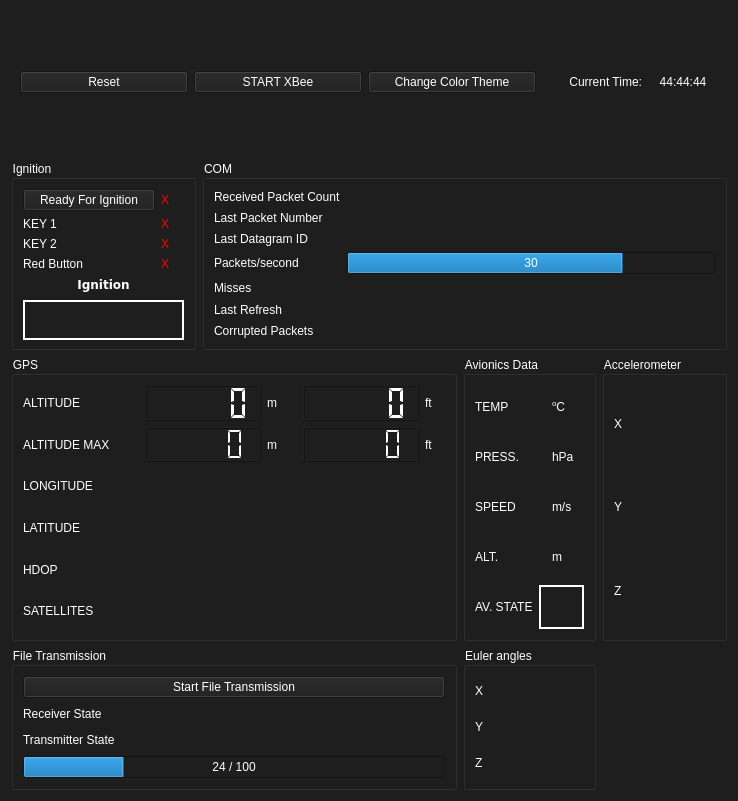
This is UI/ui_file/press_alt.ui in MorgesHAB/ERT2020GS as Qt 5 draws it before an edit. The edited form follows.
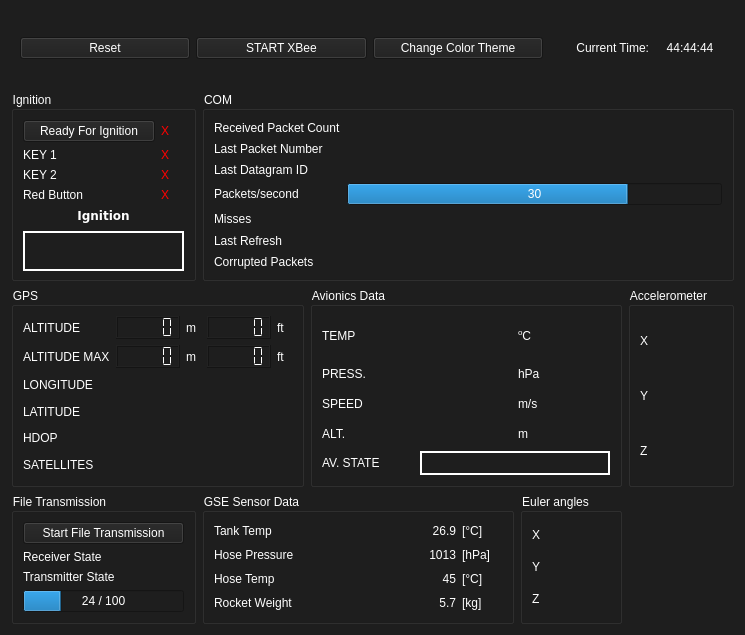
This is the edited form. Icons and pictures are not drawn.

Patch:
```diff
--- a/UI/ui_file/press_alt.ui
+++ b/UI/ui_file/press_alt.ui
@@ -6,14 +6,14 @@
    <rect>
     <x>0</x>
     <y>0</y>
-    <width>738</width>
-    <height>801</height>
+    <width>745</width>
+    <height>635</height>
    </rect>
   </property>
   <property name="minimumSize">
    <size>
-    <width>600</width>
-    <height>0</height>
+    <width>745</width>
+    <height>635</height>
    </size>
   </property>
   <property name="maximumSize">
@@ -32,154 +32,8 @@
    <string notr="true">background-color: rgb(30, 30, 30);
 color: rgb(255, 255, 255);</string>
   </property>
-  <layout class="QGridLayout" name="gridLayout">
-   <item row="0" column="0" colspan="5">
-    <widget class="QWidget" name="widget" native="true">
-     <layout class="QGridLayout" name="gridLayout_5">
-      <item row="0" column="4">
-       <widget class="QLabel" name="time_panel">
-        <property name="minimumSize">
-         <size>
-          <width>70</width>
-          <height>0</height>
-         </size>
-        </property>
-        <property name="maximumSize">
-         <size>
-          <width>60</width>
-          <height>16777215</height>
-         </size>
-        </property>
-        <property name="styleSheet">
-         <string notr="true"/>
-        </property>
-        <property name="text">
-         <string>44:44:44</string>
-        </property>
-        <property name="alignment">
-         <set>Qt::AlignCenter</set>
-        </property>
-       </widget>
-      </item>
-      <item row="0" column="1">
-       <widget class="QPushButton" name="xbee_button">
-        <property name="minimumSize">
-         <size>
-          <width>100</width>
-          <height>0</height>
-         </size>
-        </property>
-        <property name="text">
-         <string>START XBee</string>
-        </property>
-       </widget>
-      </item>
-      <item row="0" column="2">
-       <widget class="QPushButton" name="change_theme">
-        <property name="text">
-         <string>Change Color Theme</string>
-        </property>
-       </widget>
-      </item>
-      <item row="0" column="3">
-       <widget class="QLabel" name="current_time_label">
-        <property name="maximumSize">
-         <size>
-          <width>100</width>
-          <height>16777215</height>
-         </size>
-        </property>
-        <property name="text">
-         <string>Current Time:</string>
-        </property>
-        <property name="alignment">
-         <set>Qt::AlignRight|Qt::AlignTrailing|Qt::AlignVCenter</set>
-        </property>
-       </widget>
-      </item>
-      <item row="0" column="0">
-       <widget class="QPushButton" name="reset_button">
-        <property name="toolTip">
-         <string>Resets saved data</string>
-        </property>
-        <property name="text">
-         <string>Reset</string>
-        </property>
-       </widget>
-      </item>
-     </layout>
-    </widget>
-   </item>
-   <item row="5" column="3">
-    <widget class="QGroupBox" name="euler_box">
-     <property name="title">
-      <string>Euler angles</string>
-     </property>
-     <layout class="QGridLayout" name="gridLayout_6">
-      <item row="0" column="1">
-       <widget class="QLabel" name="euler_x_panel">
-        <property name="text">
-         <string/>
-        </property>
-       </widget>
-      </item>
-      <item row="1" column="1">
-       <widget class="QLabel" name="euler_y_panel">
-        <property name="text">
-         <string/>
-        </property>
-       </widget>
-      </item>
-      <item row="0" column="0">
-       <widget class="QLabel" name="euler_x_label">
-        <property name="maximumSize">
-         <size>
-          <width>25</width>
-          <height>16777215</height>
-         </size>
-        </property>
-        <property name="text">
-         <string>X</string>
-        </property>
-       </widget>
-      </item>
-      <item row="1" column="0">
-       <widget class="QLabel" name="euler_y_label">
-        <property name="maximumSize">
-         <size>
-          <width>25</width>
-          <height>16777215</height>
-         </size>
-        </property>
-        <property name="text">
-         <string>Y</string>
-        </property>
-       </widget>
-      </item>
-      <item row="2" column="0">
-       <widget class="QLabel" name="euler_z_label">
-        <property name="maximumSize">
-         <size>
-          <width>25</width>
-          <height>16777215</height>
-         </size>
-        </property>
-        <property name="text">
-         <string>Z</string>
-        </property>
-       </widget>
-      </item>
-      <item row="2" column="1">
-       <widget class="QLabel" name="euler_z_panel">
-        <property name="text">
-         <string/>
-        </property>
-       </widget>
-      </item>
-     </layout>
-    </widget>
-   </item>
-   <item row="2" column="0">
+  <layout class="QGridLayout" name="gridLayout_10">
+   <item row="1" column="0">
     <widget class="QGroupBox" name="ignition_box">
      <property name="title">
       <string>Ignition</string>
@@ -390,7 +244,175 @@
      </layout>
     </widget>
    </item>
-   <item row="3" column="3" rowspan="2">
+   <item row="2" column="0" colspan="2">
+    <widget class="QGroupBox" name="gps_box">
+     <property name="minimumSize">
+      <size>
+       <width>0</width>
+       <height>200</height>
+      </size>
+     </property>
+     <property name="title">
+      <string>GPS</string>
+     </property>
+     <layout class="QGridLayout" name="gridLayout_3">
+      <item row="3" column="0">
+       <widget class="QLabel" name="longitude_label">
+        <property name="text">
+         <string>LONGITUDE</string>
+        </property>
+       </widget>
+      </item>
+      <item row="5" column="0">
+       <widget class="QLabel" name="latitude_label">
+        <property name="text">
+         <string>LATITUDE</string>
+        </property>
+       </widget>
+      </item>
+      <item row="1" column="0">
+       <widget class="QLabel" name="altitude_label_gps">
+        <property name="text">
+         <string>ALTITUDE</string>
+        </property>
+       </widget>
+      </item>
+      <item row="7" column="0">
+       <widget class="QLabel" name="sat_nbr_label">
+        <property name="text">
+         <string>SATELLITES</string>
+        </property>
+       </widget>
+      </item>
+      <item row="6" column="0">
+       <widget class="QLabel" name="hdop_label">
+        <property name="text">
+         <string>HDOP</string>
+        </property>
+       </widget>
+      </item>
+      <item row="2" column="0">
+       <widget class="QLabel" name="altitude_max_label">
+        <property name="text">
+         <string>ALTITUDE MAX</string>
+        </property>
+       </widget>
+      </item>
+      <item row="3" column="1" colspan="4">
+       <widget class="QLabel" name="longitude_panel">
+        <property name="text">
+         <string/>
+        </property>
+       </widget>
+      </item>
+      <item row="1" column="4">
+       <widget class="QLabel" name="ft_unit_label_2">
+        <property name="maximumSize">
+         <size>
+          <width>20</width>
+          <height>16777215</height>
+         </size>
+        </property>
+        <property name="text">
+         <string>ft</string>
+        </property>
+       </widget>
+      </item>
+      <item row="2" column="1">
+       <widget class="QLCDNumber" name="altitude_max_lcd_m">
+        <property name="enabled">
+         <bool>true</bool>
+        </property>
+        <property name="segmentStyle">
+         <enum>QLCDNumber::Flat</enum>
+        </property>
+       </widget>
+      </item>
+      <item row="1" column="3">
+       <widget class="QLCDNumber" name="altitude_lcd_gps_ft">
+        <property name="frameShadow">
+         <enum>QFrame::Raised</enum>
+        </property>
+        <property name="segmentStyle">
+         <enum>QLCDNumber::Flat</enum>
+        </property>
+       </widget>
+      </item>
+      <item row="1" column="1">
+       <widget class="QLCDNumber" name="altitude_lcd_gps">
+        <property name="smallDecimalPoint">
+         <bool>false</bool>
+        </property>
+        <property name="segmentStyle">
+         <enum>QLCDNumber::Flat</enum>
+        </property>
+       </widget>
+      </item>
+      <item row="1" column="2">
+       <widget class="QLabel" name="m_unit_label_2">
+        <property name="maximumSize">
+         <size>
+          <width>30</width>
+          <height>16777215</height>
+         </size>
+        </property>
+        <property name="text">
+         <string>m</string>
+        </property>
+       </widget>
+      </item>
+      <item row="2" column="2">
+       <widget class="QLabel" name="m_unit_label">
+        <property name="text">
+         <string>m</string>
+        </property>
+       </widget>
+      </item>
+      <item row="2" column="3">
+       <widget class="QLCDNumber" name="altitude_max_lcd_ft">
+        <property name="segmentStyle">
+         <enum>QLCDNumber::Flat</enum>
+        </property>
+       </widget>
+      </item>
+      <item row="2" column="4">
+       <widget class="QLabel" name="ft_unit_label">
+        <property name="text">
+         <string>ft</string>
+        </property>
+       </widget>
+      </item>
+      <item row="5" column="1" colspan="4">
+       <widget class="QLabel" name="latitude_panel">
+        <property name="minimumSize">
+         <size>
+          <width>0</width>
+          <height>0</height>
+         </size>
+        </property>
+        <property name="text">
+         <string/>
+        </property>
+       </widget>
+      </item>
+      <item row="6" column="1" colspan="4">
+       <widget class="QLabel" name="hdop_panel">
+        <property name="text">
+         <string/>
+        </property>
+       </widget>
+      </item>
+      <item row="7" column="1" colspan="4">
+       <widget class="QLabel" name="sat_nbr_panel">
+        <property name="text">
+         <string/>
+        </property>
+       </widget>
+      </item>
+     </layout>
+    </widget>
+   </item>
+   <item row="2" column="2" colspan="3">
     <widget class="QGroupBox" name="avionics_box">
      <property name="title">
       <string>Avionics Data</string>
@@ -509,7 +531,7 @@
      </layout>
     </widget>
    </item>
-   <item row="3" column="4" rowspan="2">
+   <item row="2" column="5">
     <widget class="QGroupBox" name="accel_box">
      <property name="title">
       <string>Accelerometer</string>
@@ -587,7 +609,246 @@
      </layout>
     </widget>
    </item>
-   <item row="2" column="1" colspan="4">
+   <item row="3" column="0">
+    <widget class="QGroupBox" name="groupBox">
+     <property name="title">
+      <string>File Transmission</string>
+     </property>
+     <layout class="QGridLayout" name="gridLayout_9">
+      <item row="1" column="0">
+       <widget class="QLabel" name="receiver_state_label">
+        <property name="minimumSize">
+         <size>
+          <width>140</width>
+          <height>0</height>
+         </size>
+        </property>
+        <property name="maximumSize">
+         <size>
+          <width>212411</width>
+          <height>16777215</height>
+         </size>
+        </property>
+        <property name="text">
+         <string>Receiver State</string>
+        </property>
+       </widget>
+      </item>
+      <item row="2" column="0">
+       <widget class="QLabel" name="transmitter_state_label">
+        <property name="minimumSize">
+         <size>
+          <width>140</width>
+          <height>0</height>
+         </size>
+        </property>
+        <property name="maximumSize">
+         <size>
+          <width>1241251</width>
+          <height>16777215</height>
+         </size>
+        </property>
+        <property name="text">
+         <string>Transmitter State</string>
+        </property>
+       </widget>
+      </item>
+      <item row="2" column="1">
+       <widget class="QLabel" name="transmitter_state_panel">
+        <property name="text">
+         <string/>
+        </property>
+       </widget>
+      </item>
+      <item row="0" column="0" colspan="2">
+       <widget class="QPushButton" name="file_transmission_button">
+        <property name="text">
+         <string>Start File Transmission</string>
+        </property>
+       </widget>
+      </item>
+      <item row="1" column="1">
+       <widget class="QLabel" name="receiver_state_panel">
+        <property name="text">
+         <string/>
+        </property>
+       </widget>
+      </item>
+      <item row="3" column="0" colspan="2">
+       <widget class="QProgressBar" name="file_transmission_progress_bar">
+        <property name="value">
+         <number>24</number>
+        </property>
+        <property name="format">
+         <string>%v / %m</string>
+        </property>
+       </widget>
+      </item>
+     </layout>
+    </widget>
+   </item>
+   <item row="3" column="5">
+    <widget class="QLabel" name="logo">
+     <property name="toolTip">
+      <string>&lt;html&gt;&lt;head/&gt;&lt;body&gt;&lt;p&gt;Project Bella Lui 2020&lt;/p&gt;&lt;/body&gt;&lt;/html&gt;</string>
+     </property>
+     <property name="styleSheet">
+      <string notr="true">
+
+image: url(:/assets/logo.png);</string>
+     </property>
+     <property name="text">
+      <string/>
+     </property>
+    </widget>
+   </item>
+   <item row="0" column="0" colspan="6">
+    <widget class="QWidget" name="widget" native="true">
+     <layout class="QGridLayout" name="gridLayout_5">
+      <item row="0" column="4">
+       <widget class="QLabel" name="time_panel">
+        <property name="minimumSize">
+         <size>
+          <width>70</width>
+          <height>0</height>
+         </size>
+        </property>
+        <property name="maximumSize">
+         <size>
+          <width>60</width>
+          <height>16777215</height>
+         </size>
+        </property>
+        <property name="styleSheet">
+         <string notr="true"/>
+        </property>
+        <property name="text">
+         <string>44:44:44</string>
+        </property>
+        <property name="alignment">
+         <set>Qt::AlignCenter</set>
+        </property>
+       </widget>
+      </item>
+      <item row="0" column="1">
+       <widget class="QPushButton" name="xbee_button">
+        <property name="minimumSize">
+         <size>
+          <width>100</width>
+          <height>0</height>
+         </size>
+        </property>
+        <property name="text">
+         <string>START XBee</string>
+        </property>
+       </widget>
+      </item>
+      <item row="0" column="2">
+       <widget class="QPushButton" name="change_theme">
+        <property name="text">
+         <string>Change Color Theme</string>
+        </property>
+       </widget>
+      </item>
+      <item row="0" column="3">
+       <widget class="QLabel" name="current_time_label">
+        <property name="maximumSize">
+         <size>
+          <width>100</width>
+          <height>16777215</height>
+         </size>
+        </property>
+        <property name="text">
+         <string>Current Time:</string>
+        </property>
+        <property name="alignment">
+         <set>Qt::AlignRight|Qt::AlignTrailing|Qt::AlignVCenter</set>
+        </property>
+       </widget>
+      </item>
+      <item row="0" column="0">
+       <widget class="QPushButton" name="reset_button">
+        <property name="toolTip">
+         <string>Resets saved data</string>
+        </property>
+        <property name="text">
+         <string>Reset</string>
+        </property>
+       </widget>
+      </item>
+     </layout>
+    </widget>
+   </item>
+   <item row="3" column="4">
+    <widget class="QGroupBox" name="euler_box">
+     <property name="title">
+      <string>Euler angles</string>
+     </property>
+     <layout class="QGridLayout" name="gridLayout_6">
+      <item row="0" column="1">
+       <widget class="QLabel" name="euler_x_panel">
+        <property name="text">
+         <string/>
+        </property>
+       </widget>
+      </item>
+      <item row="1" column="1">
+       <widget class="QLabel" name="euler_y_panel">
+        <property name="text">
+         <string/>
+        </property>
+       </widget>
+      </item>
+      <item row="0" column="0">
+       <widget class="QLabel" name="euler_x_label">
+        <property name="maximumSize">
+         <size>
+          <width>25</width>
+          <height>16777215</height>
+         </size>
+        </property>
+        <property name="text">
+         <string>X</string>
+        </property>
+       </widget>
+      </item>
+      <item row="1" column="0">
+       <widget class="QLabel" name="euler_y_label">
+        <property name="maximumSize">
+         <size>
+          <width>25</width>
+          <height>16777215</height>
+         </size>
+        </property>
+        <property name="text">
+         <string>Y</string>
+        </property>
+       </widget>
+      </item>
+      <item row="2" column="0">
+       <widget class="QLabel" name="euler_z_label">
+        <property name="maximumSize">
+         <size>
+          <width>25</width>
+          <height>16777215</height>
+         </size>
+        </property>
+        <property name="text">
+         <string>Z</string>
+        </property>
+       </widget>
+      </item>
+      <item row="2" column="1">
+       <widget class="QLabel" name="euler_z_panel">
+        <property name="text">
+         <string/>
+        </property>
+       </widget>
+      </item>
+     </layout>
+    </widget>
+   </item>
+   <item row="1" column="1" colspan="5">
     <widget class="QGroupBox" name="com_box">
      <property name="title">
       <string>COM</string>
@@ -736,267 +997,135 @@
      </layout>
     </widget>
    </item>
-   <item row="5" column="0" colspan="3">
+   <item row="3" column="1" colspan="3">
     <widget class="QGroupBox" name="groupBox">
      <property name="title">
-      <string>File Transmission</string>
+      <string>GSE Sensor Data</string>
      </property>
-     <layout class="QGridLayout" name="gridLayout_9">
-      <item row="1" column="0">
-       <widget class="QLabel" name="receiver_state_label">
-        <property name="minimumSize">
-         <size>
-          <width>140</width>
-          <height>0</height>
-         </size>
-        </property>
-        <property name="maximumSize">
-         <size>
-          <width>212411</width>
-          <height>16777215</height>
-         </size>
-        </property>
+     <layout class="QGridLayout" name="gridLayout">
+      <item row="0" column="1">
+       <widget class="QLabel" name="tank_temp_panel">
         <property name="text">
-         <string>Receiver State</string>
+         <string>26.9</string>
         </property>
+        <property name="alignment">
+         <set>Qt::AlignRight|Qt::AlignTrailing|Qt::AlignVCenter</set>
+        </property>
        </widget>
       </item>
-      <item row="2" column="0">
-       <widget class="QLabel" name="transmitter_state_label">
-        <property name="minimumSize">
-         <size>
-          <width>140</width>
-          <height>0</height>
-         </size>
-        </property>
+      <item row="0" column="2">
+       <widget class="QLabel" name="celcius_label2">
         <property name="maximumSize">
          <size>
-          <width>1241251</width>
+          <width>40</width>
           <height>16777215</height>
          </size>
         </property>
         <property name="text">
-         <string>Transmitter State</string>
+         <string>[°C]</string>
         </property>
        </widget>
       </item>
-      <item row="2" column="1">
-       <widget class="QLabel" name="transmitter_state_panel">
+      <item row="0" column="0">
+       <widget class="QLabel" name="tank_temp_label">
         <property name="text">
-         <string/>
+         <string>Tank Temp</string>
         </property>
        </widget>
       </item>
-      <item row="0" column="0" colspan="2">
-       <widget class="QPushButton" name="file_transmission_button">
-        <property name="text">
-         <string>Start File Transmission</string>
-        </property>
-       </widget>
-      </item>
-      <item row="1" column="1">
-       <widget class="QLabel" name="receiver_state_panel">
-        <property name="text">
-         <string/>
-        </property>
-       </widget>
-      </item>
-      <item row="3" column="0" colspan="2">
-       <widget class="QProgressBar" name="file_transmission_progress_bar">
-        <property name="value">
-         <number>24</number>
-        </property>
-        <property name="format">
-         <string>%v / %m</string>
-        </property>
-       </widget>
-      </item>
-     </layout>
-    </widget>
-   </item>
-   <item row="3" column="0" rowspan="2" colspan="3">
-    <widget class="QGroupBox" name="gps_box">
-     <property name="minimumSize">
-      <size>
-       <width>0</width>
-       <height>200</height>
-      </size>
-     </property>
-     <property name="title">
-      <string>GPS</string>
-     </property>
-     <layout class="QGridLayout" name="gridLayout_3">
-      <item row="3" column="0">
-       <widget class="QLabel" name="longitude_label">
-        <property name="text">
-         <string>LONGITUDE</string>
-        </property>
-       </widget>
-      </item>
-      <item row="5" column="0">
-       <widget class="QLabel" name="latitude_label">
-        <property name="text">
-         <string>LATITUDE</string>
-        </property>
-       </widget>
-      </item>
       <item row="1" column="0">
-       <widget class="QLabel" name="altitude_label_gps">
+       <widget class="QLabel" name="hose_pressure_label">
         <property name="text">
-         <string>ALTITUDE</string>
-        </property>
-       </widget>
-      </item>
-      <item row="7" column="0">
-       <widget class="QLabel" name="sat_nbr_label">
-        <property name="text">
-         <string>SATELLITES</string>
-        </property>
-       </widget>
-      </item>
-      <item row="6" column="0">
-       <widget class="QLabel" name="hdop_label">
-        <property name="text">
-         <string>HDOP</string>
-        </property>
-       </widget>
-      </item>
-      <item row="2" column="0">
-       <widget class="QLabel" name="altitude_max_label">
-        <property name="text">
-         <string>ALTITUDE MAX</string>
-        </property>
-       </widget>
-      </item>
-      <item row="3" column="1" colspan="4">
-       <widget class="QLabel" name="longitude_panel">
-        <property name="text">
-         <string/>
-        </property>
-       </widget>
-      </item>
-      <item row="1" column="4">
-       <widget class="QLabel" name="ft_unit_label_2">
-        <property name="maximumSize">
-         <size>
-          <width>20</width>
-          <height>16777215</height>
-         </size>
-        </property>
-        <property name="text">
-         <string>ft</string>
-        </property>
-       </widget>
-      </item>
-      <item row="2" column="1">
-       <widget class="QLCDNumber" name="altitude_max_lcd_m">
-        <property name="enabled">
-         <bool>true</bool>
-        </property>
-        <property name="segmentStyle">
-         <enum>QLCDNumber::Flat</enum>
-        </property>
-       </widget>
-      </item>
-      <item row="1" column="3">
-       <widget class="QLCDNumber" name="altitude_lcd_gps_ft">
-        <property name="frameShadow">
-         <enum>QFrame::Raised</enum>
-        </property>
-        <property name="segmentStyle">
-         <enum>QLCDNumber::Flat</enum>
-        </property>
-       </widget>
-      </item>
-      <item row="1" column="1">
-       <widget class="QLCDNumber" name="altitude_lcd_gps">
-        <property name="smallDecimalPoint">
-         <bool>false</bool>
-        </property>
-        <property name="segmentStyle">
-         <enum>QLCDNumber::Flat</enum>
+         <string>Hose Pressure</string>
         </property>
        </widget>
       </item>
       <item row="1" column="2">
-       <widget class="QLabel" name="m_unit_label_2">
+       <widget class="QLabel" name="hpa_panel">
         <property name="maximumSize">
          <size>
-          <width>30</width>
+          <width>40</width>
           <height>16777215</height>
          </size>
         </property>
         <property name="text">
-         <string>m</string>
+         <string>[hPa]</string>
+        </property>
+       </widget>
+      </item>
+      <item row="1" column="1">
+       <widget class="QLabel" name="hose_pressure_panel">
+        <property name="text">
+         <string>1013</string>
+        </property>
+        <property name="alignment">
+         <set>Qt::AlignRight|Qt::AlignTrailing|Qt::AlignVCenter</set>
+        </property>
+       </widget>
+      </item>
+      <item row="2" column="0">
+       <widget class="QLabel" name="hoes_temp_label">
+        <property name="text">
+         <string>Hose Temp</string>
         </property>
        </widget>
       </item>
       <item row="2" column="2">
-       <widget class="QLabel" name="m_unit_label">
+       <widget class="QLabel" name="celcius_label_2">
+        <property name="maximumSize">
+         <size>
+          <width>40</width>
+          <height>16777215</height>
+         </size>
+        </property>
         <property name="text">
-         <string>m</string>
+         <string>[°C]</string>
         </property>
        </widget>
       </item>
-      <item row="2" column="3">
-       <widget class="QLCDNumber" name="altitude_max_lcd_ft">
-        <property name="segmentStyle">
-         <enum>QLCDNumber::Flat</enum>
-        </property>
-       </widget>
-      </item>
-      <item row="2" column="4">
-       <widget class="QLabel" name="ft_unit_label">
+      <item row="3" column="0">
+       <widget class="QLabel" name="rocket_weight_label">
         <property name="text">
-         <string>ft</string>
+         <string>Rocket Weight</string>
         </property>
        </widget>
       </item>
-      <item row="5" column="1" colspan="4">
-       <widget class="QLabel" name="latitude_panel">
-        <property name="minimumSize">
-         <size>
-          <width>0</width>
-          <height>0</height>
-         </size>
-        </property>
+      <item row="2" column="1">
+       <widget class="QLabel" name="hose_temp_panel">
         <property name="text">
-         <string/>
+         <string>45</string>
         </property>
+        <property name="alignment">
+         <set>Qt::AlignRight|Qt::AlignTrailing|Qt::AlignVCenter</set>
+        </property>
        </widget>
       </item>
-      <item row="6" column="1" colspan="4">
-       <widget class="QLabel" name="hdop_panel">
+      <item row="3" column="1">
+       <widget class="QLabel" name="rocket_weight_panel">
         <property name="text">
-         <string/>
+         <string>5.7</string>
         </property>
+        <property name="alignment">
+         <set>Qt::AlignRight|Qt::AlignTrailing|Qt::AlignVCenter</set>
+        </property>
        </widget>
       </item>
-      <item row="7" column="1" colspan="4">
-       <widget class="QLabel" name="sat_nbr_panel">
+      <item row="3" column="2">
+       <widget class="QLabel" name="kg_label">
+        <property name="maximumSize">
+         <size>
+          <width>40</width>
+          <height>16777215</height>
+         </size>
+        </property>
         <property name="text">
-         <string/>
+         <string>[kg]</string>
         </property>
        </widget>
       </item>
      </layout>
     </widget>
    </item>
-   <item row="5" column="4">
-    <widget class="QLabel" name="logo">
-     <property name="toolTip">
-      <string>&lt;html&gt;&lt;head/&gt;&lt;body&gt;&lt;p&gt;Project Bella Lui 2020&lt;/p&gt;&lt;/body&gt;&lt;/html&gt;</string>
-     </property>
-     <property name="styleSheet">
-      <string notr="true">
-
-image: url(:/assets/logo.png);</string>
-     </property>
-     <property name="text">
-      <string/>
-     </property>
-    </widget>
-   </item>
   </layout>
  </widget>
  <resources>
```
